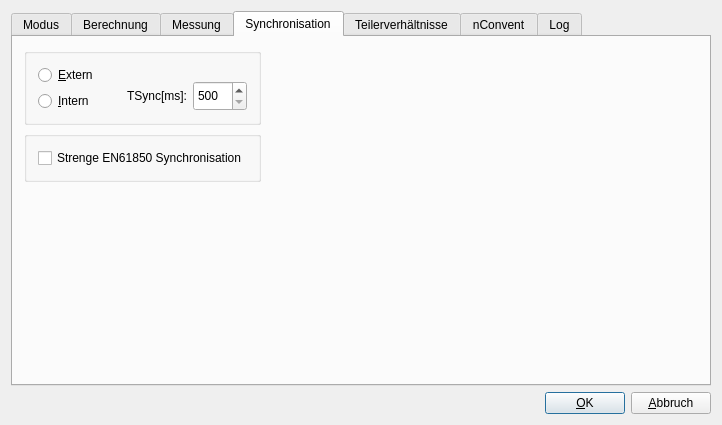
Above: wm3000i/confdialogbase.ui from ZeraGmbH/wm-project before the change. Below: the same form after it.
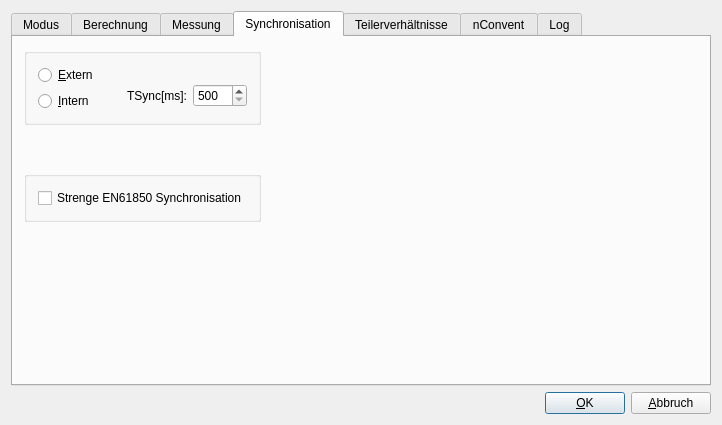
That is the form after the change. The open tabs and pages were chosen to show the change. Custom widgets are drawn as their Qt base class.

```diff
--- a/wm3000i/confdialogbase.ui
+++ b/wm3000i/confdialogbase.ui
@@ -742,7 +742,7 @@
                   <item>
                    <widget class="QSpinBox" name="TSyncSpinBox">
                     <property name="sizePolicy">
-                     <sizepolicy hsizetype="Minimum" vsizetype="Minimum">
+                     <sizepolicy hsizetype="Minimum" vsizetype="Fixed">
                       <horstretch>0</horstretch>
                       <verstretch>0</verstretch>
                      </sizepolicy>
@@ -765,6 +765,19 @@
              </layout>
             </widget>
            </item>
+           <item>
+            <spacer name="verticalSpacer_11">
+             <property name="orientation">
+              <enum>Qt::Orientation::Vertical</enum>
+             </property>
+             <property name="sizeHint" stdset="0">
+              <size>
+               <width>20</width>
+               <height>40</height>
+              </size>
+             </property>
+            </spacer>
+           </item>
            <item>
             <widget class="QGroupBox" name="groupBox">
              <property name="title">
@@ -2416,6 +2429,13 @@
  </widget>
  <layoutdefault spacing="6" margin="11"/>
  <pixmapfunction>qPixmapFromMimeSource</pixmapfunction>
+ <customwidgets>
+  <customwidget>
+   <class>cWmLineEdit</class>
+   <extends>QLineEdit</extends>
+   <header>cwmlineedit.h</header>
+  </customwidget>
+ </customwidgets>
  <tabstops>
   <tabstop>buttonOk</tabstop>
   <tabstop>buttonCancel</tabstop>
```
Left out of the diff: 154 changed lines with no effect on the pictures.
